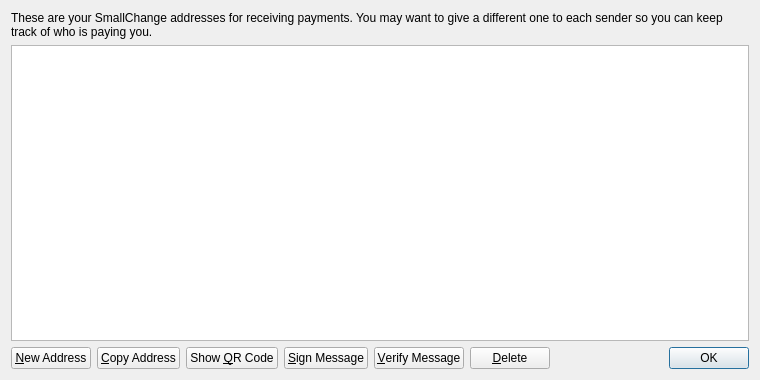
MakiLaineux/pigeoin, file src/qt/forms/addressbookpage.ui: the form before one commit.
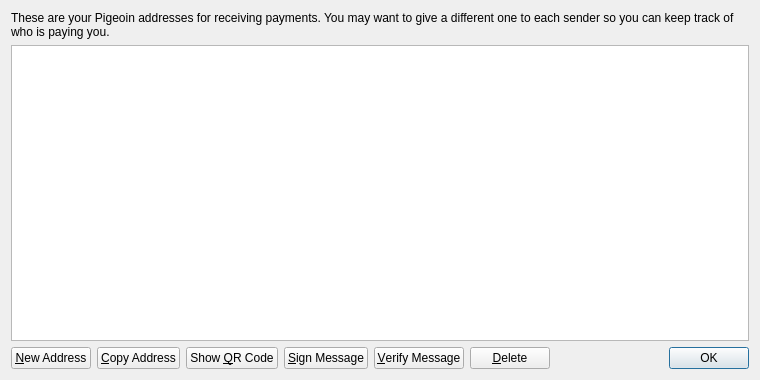
The form after the commit. Icons and pictures are not drawn.

The edit to the form file:
```diff
--- a/src/qt/forms/addressbookpage.ui
+++ b/src/qt/forms/addressbookpage.ui
@@ -17,7 +17,7 @@
    <item>
     <widget class="QLabel" name="labelExplanation">
      <property name="text">
-      <string>These are your SmallChange addresses for receiving payments. You may want to give a different one to each sender so you can keep track of who is paying you.</string>
+      <string>These are your Pigeoin addresses for receiving payments. You may want to give a different one to each sender so you can keep track of who is paying you.</string>
      </property>
      <property name="textFormat">
       <enum>Qt::PlainText</enum>
```
